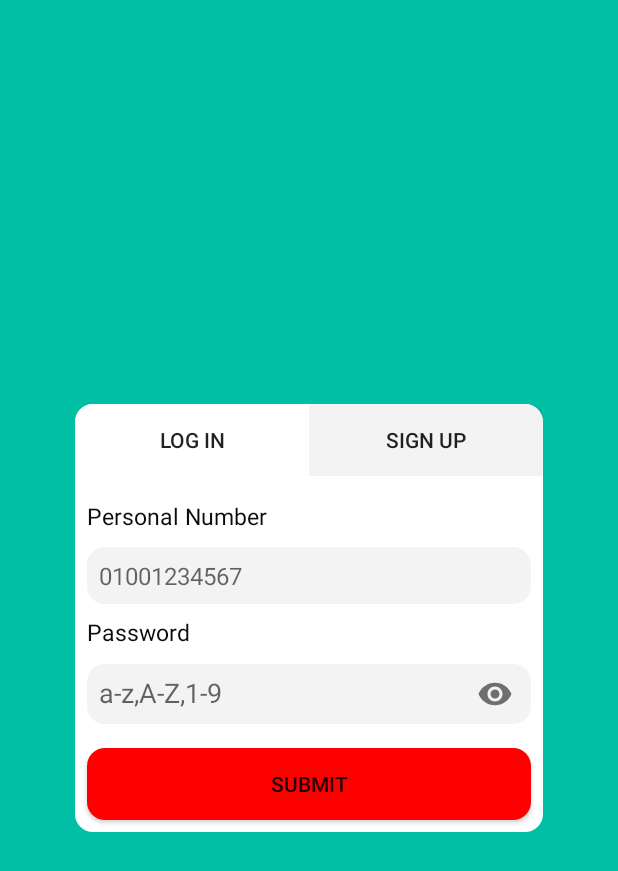
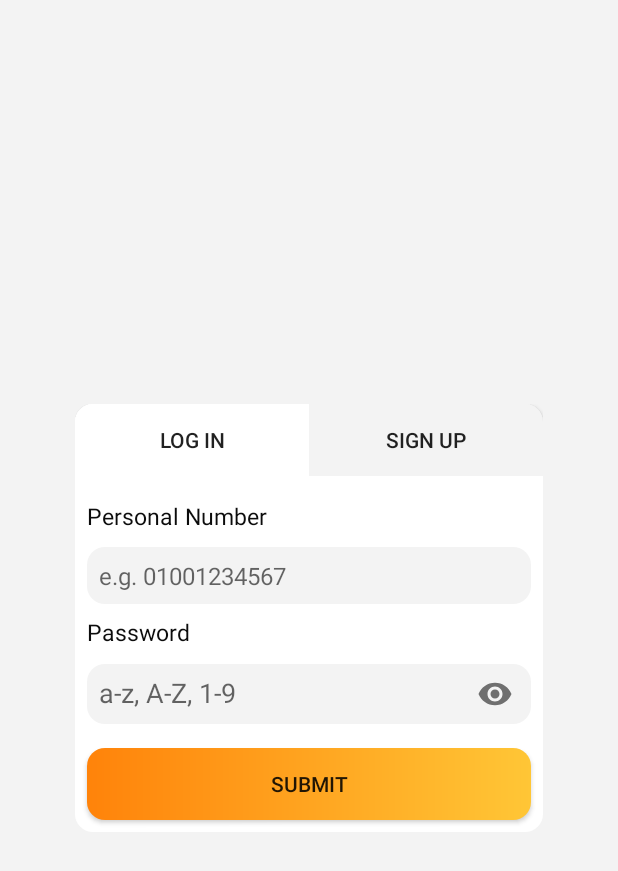
Before and after one commit to DSC-Free-University-of-Tbilisi/iPolitician, an Android app: the screen it shows after launch (MainActivity), on a phone screen of 412 x 824 dp. Shown: the top 871 px of the screen. Run offline under Robolectric (Android 15) with nearby library versions, the phone set to English and light mode, and no system bars; our stand-ins replace Firebase (no records; nobody signed in at launch, a user with empty details on screens opened directly), navigation-ui; libraries missing offline, so code that uses them is left out: com.anychart.ui.

Commit message:
add new data in Firebase / working on bugs

```diff
--- a/app/src/main/java/com/example/ipolitician/Auth/Authenticate.kt
+++ b/app/src/main/java/com/example/ipolitician/Auth/Authenticate.kt
@@ -68,6 +68,7 @@ class Authenticate(activity: AppCompatActivity, fragment: LoginFragment) {
     }
 
     fun startPhoneNumberVerification(phoneNumber: String) {
+        if(phoneNumber.isEmpty()) return
         // [START start_phone_auth]
         val options = PhoneAuthOptions.newBuilder(auth)
             .setPhoneNumber(phoneNumber)       // Phone number to verify
@@ -80,6 +81,7 @@ class Authenticate(activity: AppCompatActivity, fragment: LoginFragment) {
     }
 
     fun verifyPhoneNumberWithCode(verificationId: String?, code: String) {
+        if(code.length != 6) return
         // [START verify_with_code]
         val credential = PhoneAuthProvider.getCredential(verificationId!!, code)
         // [END verify_with_code]
--- a/app/src/main/java/com/example/ipolitician/firebase/DataAPInterface.kt
+++ b/app/src/main/java/com/example/ipolitician/firebase/DataAPInterface.kt
@@ -9,6 +9,7 @@ interface DataAPInterface {
     fun setUser(user_id: String, user: User)
 
     fun getQuestions(callback: (ArrayList<QA>) -> Unit)
+    fun setQuestion(id: String, question: QA)
 
     fun getSubmission(user_id: String, callback: (Selected) -> Unit)
     fun setSubmission(user_id: String, selected: Selected)
--- a/app/src/main/java/com/example/ipolitician/recycler/QuestionsRecyclerViewAdapter.kt
+++ b/app/src/main/java/com/example/ipolitician/recycler/QuestionsRecyclerViewAdapter.kt
@@ -1,5 +1,6 @@
 package com.example.ipolitician.recycler
 
+import android.content.res.ColorStateList
 import android.util.Log
 import android.view.LayoutInflater
 import android.view.ViewGroup
@@ -8,6 +9,7 @@ import androidx.recyclerview.widget.RecyclerView
 import com.example.ipolitician.R
 import com.example.ipolitician.structures.QA
 import com.example.ipolitician.structures.Selected
+import com.example.ipolitician.textColor
 
 
 class QuestionsRecyclerViewAdapter(
@@ -47,6 +49,8 @@ class QuestionsRecyclerViewAdapter(
         for (answer in questions[position].answers){
             var ans = RadioButton(holder.answers.context)
             ans.text = answer
+            ans.setTextColor(textColor.data)
+            ans.buttonTintList = ColorStateList.valueOf(textColor.data)
             holder.answers.addView(ans)
         }
         Log.d("aeeee", selected.selected[position].toString() + " " + position.toString())
--- a/app/src/main/res/layout/fragment_login.xml
+++ b/app/src/main/res/layout/fragment_login.xml
@@ -4,8 +4,8 @@
     xmlns:tools="http://schemas.android.com/tools"
     android:layout_width="match_parent"
     android:layout_height="match_parent"
-    android:background="#00BFA5"
-    android:animateLayoutChanges="true">
+    android:animateLayoutChanges="true"
+    android:background="?attr/backgroundClr">
 
     <androidx.constraintlayout.widget.ConstraintLayout
         android:layout_width="0dp"
@@ -54,8 +54,8 @@
             android:layout_marginTop="16dp"
             android:paddingLeft="8dp"
             android:text="Personal Number"
+            android:textColor="?attr/textClr"
             android:textSize="15sp"
-            android:textColor="?attr/textClr"
             app:layout_constraintTop_toBottomOf="@+id/linearLayout"
             tools:layout_editor_absoluteX="0dp" />
 
@@ -69,7 +69,7 @@
             android:background="@drawable/rounded_background"
             android:backgroundTint="?attr/backgroundClr"
             android:ems="10"
-            android:hint="01001234567"
+            android:hint="e.g. 01001234567"
             android:inputType="textPersonName"
             android:padding="8dp"
             android:textSize="16sp"
@@ -84,8 +84,8 @@
             android:layout_marginTop="8dp"
             android:paddingStart="8dp"
             android:text="Password"
+            android:textColor="?attr/textClr"
             android:textSize="15sp"
-            android:textColor="?attr/textClr"
             app:layout_constraintTop_toBottomOf="@+id/editTextTextPersonName"
             tools:layout_editor_absoluteX="-16dp" />
 
@@ -95,19 +95,19 @@
             android:layout_height="wrap_content"
             android:layout_marginStart="8dp"
             android:layout_marginEnd="8dp"
-            app:passwordToggleEnabled="true"
             app:layout_constraintEnd_toEndOf="parent"
             app:layout_constraintStart_toStartOf="parent"
-            app:layout_constraintTop_toBottomOf="@+id/textView17" >
+            app:layout_constraintTop_toBottomOf="@+id/textView17"
+            app:passwordToggleEnabled="true">
+
             <com.google.android.material.textfield.TextInputEditText
                 android:layout_width="match_parent"
                 android:layout_height="40dp"
-                android:hint="a-z,A-Z,1-9"
-                android:padding="8dp"
-                android:inputType="textPassword"
                 android:background="@drawable/rounded_background"
                 android:backgroundTint="?attr/backgroundClr"
-                />
+                android:hint="a-z, A-Z, 1-9"
+                android:inputType="textPassword"
+                android:padding="8dp" />
         </com.google.android.material.textfield.TextInputLayout>
 
         <!--        <EditText-->
@@ -136,12 +136,11 @@
             android:layout_marginTop="8dp"
             android:paddingStart="8dp"
             android:text="Phone Number"
+            android:textColor="?attr/textClr"
             android:textSize="15sp"
-            android:textColor="?attr/textClr"
             app:layout_constraintEnd_toEndOf="parent"
             app:layout_constraintStart_toStartOf="parent"
             app:layout_constraintTop_toBottomOf="@+id/editTextTextPersonName2" />
-
 
 
         <EditText
@@ -169,8 +168,8 @@
             android:layout_marginTop="8dp"
             android:paddingStart="8dp"
             android:text="Enter Code"
+            android:textColor="?attr/textClr"
             android:textSize="15sp"
-            android:textColor="?attr/textClr"
             app:layout_constraintEnd_toEndOf="parent"
             app:layout_constraintStart_toStartOf="parent"
             app:layout_constraintTop_toBottomOf="@+id/editTextPhone" />
@@ -201,8 +200,7 @@
             android:layout_marginTop="16dp"
             android:layout_marginEnd="8dp"
             android:layout_marginBottom="8dp"
-            android:background="@drawable/rounded_background"
-            android:backgroundTint="@color/red"
+            android:background="@drawable/button_background_shape"
             android:text="submit"
             app:layout_constraintBottom_toBottomOf="parent"
             app:layout_constraintEnd_toEndOf="parent"
--- a/app/src/main/res/layout/fragment_survey.xml
+++ b/app/src/main/res/layout/fragment_survey.xml
@@ -58,7 +58,7 @@
         android:layout_marginStart="16dp"
         android:layout_marginTop="16dp"
         android:layout_marginEnd="16dp"
-        android:background="@drawable/corner_radius"
+        android:background="@drawable/button_background_shape"
         android:fontFamily="sans-serif"
         android:text="Changed your mind?"
         android:textColor="#000000"
--- a/app/src/main/res/layout/holder_question.xml
+++ b/app/src/main/res/layout/holder_question.xml
@@ -14,7 +14,7 @@
         android:layout_marginEnd="8dp"
         android:fontFamily="sans-serif"
         android:text="კითხვა / question"
-        android:textColor="#000000"
+        android:textColor="?attr/textClr"
         android:textSize="18sp"
         android:textStyle="bold"
         app:layout_constraintEnd_toEndOf="parent"
```
Also changed, not shown: app/src/main/java/com/example/ipolitician/MainActivity.kt (+49 -49 lines), app/src/main/java/com/example/ipolitician/firebase/DataAPI.kt (+9 -18 lines), app/src/main/java/com/example/ipolitician/nav/auth/LoginFragment.kt (+5 -2 lines). Lines whose indentation alone changed are shown as unchanged.
